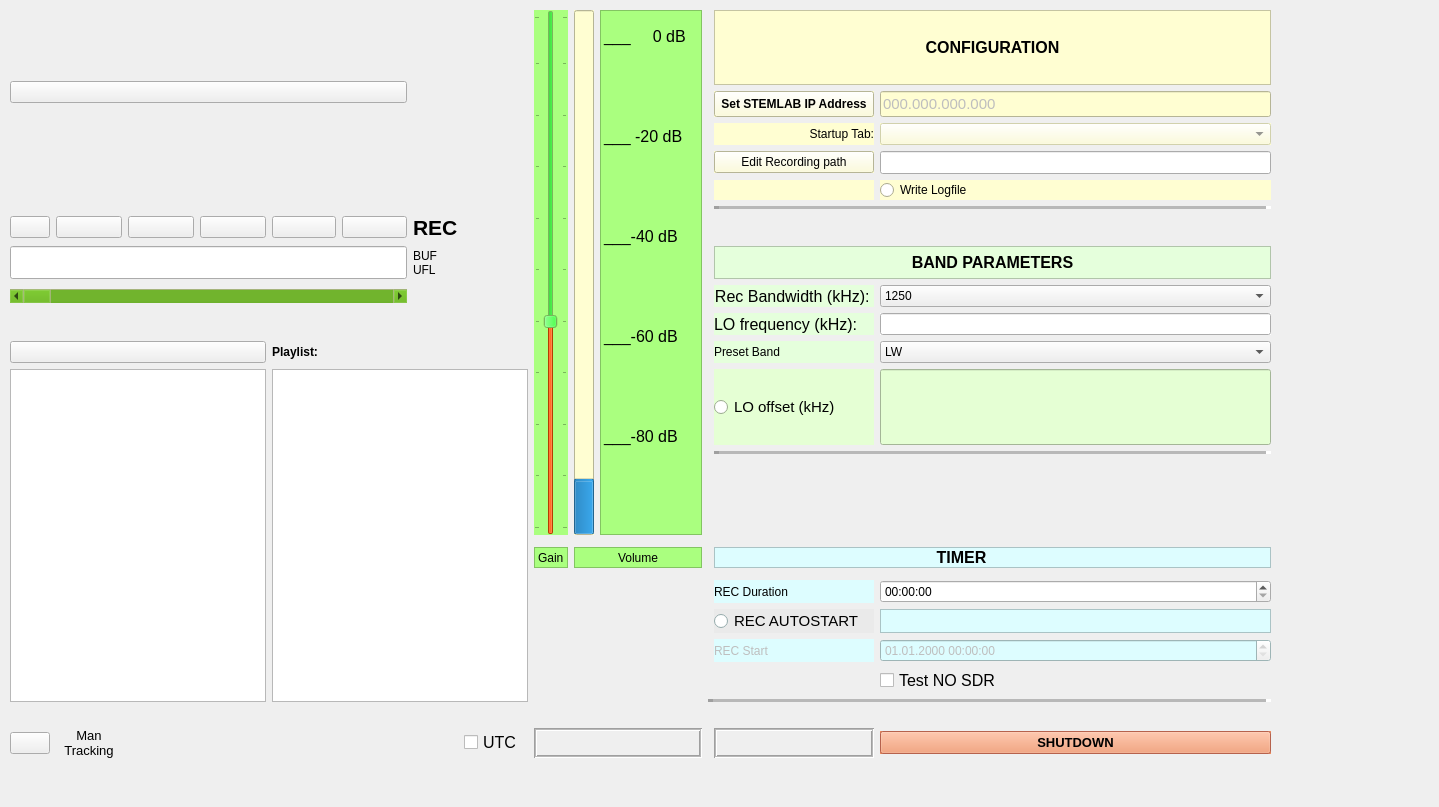
schaten/COHIWizard, file sources/player/ressources/player_widget.ui: the form before one commit.
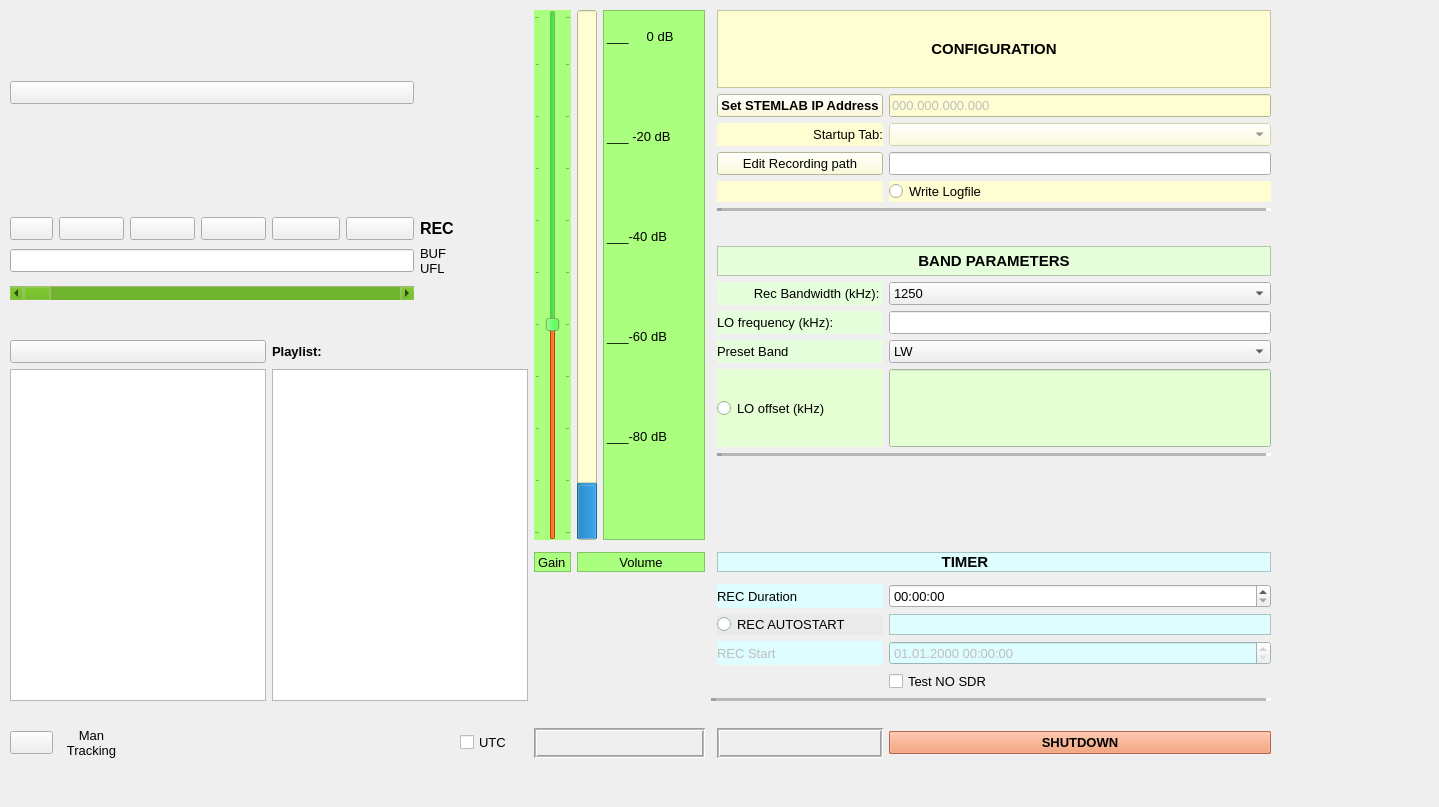
The form after the commit. Icons and pictures are not drawn.

Commit message: spectra view module transferred to new structure; Main UI reduced to player, new = COHIWizard_GUI_v10_reduced.ui

The edit to the form file:
```diff
--- a/sources/player/ressources/player_widget.ui
+++ b/sources/player/ressources/player_widget.ui
@@ -22,6 +22,11 @@
      <height>748</height>
     </rect>
    </property>
+   <property name="font">
+    <font>
+     <pointsize>10</pointsize>
+    </font>
+   </property>
    <layout class="QGridLayout" name="gridLayout_11">
     <item row="18" column="13">
      <widget class="QFrame" name="frame_17">
@@ -116,6 +121,11 @@
         </disabled>
        </palette>
       </property>
+      <property name="font">
+       <font>
+        <pointsize>10</pointsize>
+       </font>
+      </property>
       <property name="autoFillBackground">
        <bool>true</bool>
       </property>
@@ -303,7 +313,7 @@
       </property>
       <property name="font">
        <font>
-        <pointsize>12</pointsize>
+        <pointsize>11</pointsize>
         <weight>75</weight>
         <bold>true</bold>
        </font>
@@ -399,7 +409,7 @@
       </property>
       <property name="font">
        <font>
-        <pointsize>12</pointsize>
+        <pointsize>10</pointsize>
        </font>
       </property>
       <property name="toolTip">
@@ -563,6 +573,11 @@
         </disabled>
        </palette>
       </property>
+      <property name="font">
+       <font>
+        <pointsize>10</pointsize>
+       </font>
+      </property>
       <property name="toolTip">
        <string>Duration of the planned recording</string>
       </property>
@@ -678,7 +693,7 @@
       </property>
       <property name="font">
        <font>
-        <pointsize>12</pointsize>
+        <pointsize>10</pointsize>
        </font>
       </property>
       <property name="toolTip">
@@ -764,6 +779,11 @@
         </disabled>
        </palette>
       </property>
+      <property name="font">
+       <font>
+        <pointsize>10</pointsize>
+       </font>
+      </property>
       <property name="toolTip">
        <string>Define starting time/date of autostarted recording</string>
       </property>
@@ -841,6 +861,11 @@
         </disabled>
        </palette>
       </property>
+      <property name="font">
+       <font>
+        <pointsize>10</pointsize>
+       </font>
+      </property>
       <property name="toolTip">
        <string>select bandwidth for a pre-set broadcasting band</string>
       </property>
@@ -856,7 +881,7 @@
      <widget class="QCheckBox" name="checkBox_TESTMODE">
       <property name="font">
        <font>
-        <pointsize>12</pointsize>
+        <pointsize>10</pointsize>
        </font>
       </property>
       <property name="toolTip">
@@ -872,6 +897,11 @@
       <property name="enabled">
        <bool>true</bool>
       </property>
+      <property name="font">
+       <font>
+        <pointsize>10</pointsize>
+       </font>
+      </property>
       <property name="toolTip">
        <string>Play </string>
       </property>
@@ -922,6 +952,11 @@
     </item>
     <item row="24" column="0" colspan="13">
      <widget class="QLabel" name="label_Filename_Player_2">
+      <property name="font">
+       <font>
+        <pointsize>10</pointsize>
+       </font>
+      </property>
       <property name="text">
        <string/>
       </property>
@@ -1158,6 +1193,11 @@
         </disabled>
        </palette>
       </property>
+      <property name="font">
+       <font>
+        <pointsize>10</pointsize>
+       </font>
+      </property>
       <property name="toolTip">
        <string>move slider to browse through the record and plot spectra </string>
       </property>
@@ -1179,7 +1219,7 @@
      <widget class="QLabel" name="label_showtime">
       <property name="font">
        <font>
-        <pointsize>12</pointsize>
+        <pointsize>10</pointsize>
        </font>
       </property>
       <property name="autoFillBackground">
@@ -1210,6 +1250,11 @@
         <verstretch>0</verstretch>
        </sizepolicy>
       </property>
+      <property name="font">
+       <font>
+        <pointsize>10</pointsize>
+       </font>
+      </property>
       <property name="toolTip">
        <string>&lt;html&gt;&lt;head/&gt;&lt;body&gt;&lt;p&gt;Manual tracking = advance 1 bit for correcting sudden jumps in the file read position,&lt;/p&gt;&lt;p&gt;i.e. when position deviates from integer multiple of 4 (8). It may be necessary to repeat a few times for finding the right tracking.&lt;/p&gt;&lt;/body&gt;&lt;/html&gt;</string>
       </property>
@@ -1242,6 +1287,11 @@
     </item>
     <item row="21" column="11" colspan="3">
      <widget class="Line" name="line_4">
+      <property name="font">
+       <font>
+        <pointsize>10</pointsize>
+       </font>
+      </property>
       <property name="lineWidth">
        <number>5</number>
       </property>
@@ -1258,6 +1308,11 @@
       <property name="enabled">
        <bool>true</bool>
       </property>
+      <property name="font">
+       <font>
+        <pointsize>10</pointsize>
+       </font>
+      </property>
       <property name="toolTip">
        <string>auto repeat</string>
       </property>
@@ -1292,6 +1347,11 @@
     </item>
     <item row="7" column="6">
      <widget class="QLabel" name="label_32">
+      <property name="font">
+       <font>
+        <pointsize>10</pointsize>
+       </font>
+      </property>
       <property name="text">
        <string>BUF
 UFL</string>
@@ -1308,7 +1368,7 @@
       </property>
       <property name="font">
        <font>
-        <pointsize>16</pointsize>
+        <pointsize>10</pointsize>
        </font>
       </property>
       <property name="toolTip">
@@ -1498,6 +1558,11 @@
       <property name="enabled">
        <bool>true</bool>
       </property>
+      <property name="font">
+       <font>
+        <pointsize>10</pointsize>
+       </font>
+      </property>
       <property name="toolTip">
        <string>Record (only v2.0 and higher)</string>
       </property>
@@ -1534,7 +1599,7 @@
      <widget class="QLabel" name="label_showdate">
       <property name="font">
        <font>
-        <pointsize>12</pointsize>
+        <pointsize>10</pointsize>
        </font>
       </property>
       <property name="autoFillBackground">
@@ -1556,6 +1621,11 @@
     </item>
     <item row="20" column="8">
      <widget class="QLabel" name="label_47">
+      <property name="font">
+       <font>
+        <pointsize>10</pointsize>
+       </font>
+      </property>
       <property name="text">
        <string/>
       </property>
@@ -1566,6 +1636,11 @@
       <property name="enabled">
        <bool>true</bool>
       </property>
+      <property name="font">
+       <font>
+        <pointsize>10</pointsize>
+       </font>
+      </property>
       <property name="toolTip">
        <string>Stop</string>
       </property>
@@ -1600,6 +1675,11 @@
       <property name="enabled">
        <bool>true</bool>
       </property>
+      <property name="font">
+       <font>
+        <pointsize>10</pointsize>
+       </font>
+      </property>
       <property name="toolTip">
        <string>fast forward</string>
       </property>
@@ -1639,7 +1719,7 @@
      <widget class="QCheckBox" name="checkBox_UTC">
       <property name="font">
        <font>
-        <pointsize>12</pointsize>
+        <pointsize>10</pointsize>
        </font>
       </property>
       <property name="toolTip">
@@ -1652,6 +1732,11 @@
     </item>
     <item row="10" column="0" colspan="4">
      <widget class="QPushButton" name="pushButton_act_playlist">
+      <property name="font">
+       <font>
+        <pointsize>10</pointsize>
+       </font>
+      </property>
       <property name="toolTip">
        <string>toggles betweensingle file and playlist, activates playlist tool</string>
       </property>
@@ -1944,7 +2029,7 @@
       </property>
       <property name="font">
        <font>
-        <pointsize>16</pointsize>
+        <pointsize>12</pointsize>
         <weight>75</weight>
         <bold>true</bold>
        </font>
@@ -1959,6 +2044,11 @@
       <property name="enabled">
        <bool>true</bool>
       </property>
+      <property name="font">
+       <font>
+        <pointsize>10</pointsize>
+       </font>
+      </property>
       <property name="toolTip">
        <string>rewind</string>
       </property>
@@ -1994,6 +2084,7 @@
      <widget class="QLabel" name="label_Playlist">
       <property name="font">
        <font>
+        <pointsize>10</pointsize>
         <weight>75</weight>
         <bold>true</bold>
        </font>
@@ -2401,7 +2492,7 @@
       </property>
       <property name="font">
        <font>
-        <pointsize>9</pointsize>
+        <pointsize>10</pointsize>
         <weight>75</weight>
         <bold>true</bold>
         <kerning>true</kerning>
@@ -2523,6 +2614,11 @@
         </disabled>
        </palette>
       </property>
+      <property name="font">
+       <font>
+        <pointsize>10</pointsize>
+       </font>
+      </property>
       <property name="toolTip">
        <string>Select Tab with which the COHIWizard should start up next time</string>
       </property>
@@ -2903,6 +2999,11 @@
         </disabled>
        </palette>
       </property>
+      <property name="font">
+       <font>
+        <pointsize>10</pointsize>
+       </font>
+      </property>
       <property name="toolTip">
        <string>chose preferred tab which should be shown on next startup</string>
       </property>
@@ -2925,6 +3026,11 @@
       <property name="enabled">
        <bool>true</bool>
       </property>
+      <property name="font">
+       <font>
+        <pointsize>10</pointsize>
+       </font>
+      </property>
       <property name="toolTip">
        <string>&lt;html&gt;&lt;head/&gt;&lt;body&gt;&lt;p&gt;pick AM broadcasting band&lt;/p&gt;&lt;/body&gt;&lt;/html&gt;</string>
       </property>
@@ -3075,7 +3181,7 @@
       </property>
       <property name="font">
        <font>
-        <pointsize>12</pointsize>
+        <pointsize>11</pointsize>
         <weight>75</weight>
         <bold>true</bold>
        </font>
@@ -3228,7 +3334,7 @@
       </property>
       <property name="font">
        <font>
-        <pointsize>11</pointsize>
+        <pointsize>10</pointsize>
         <weight>50</weight>
         <bold>false</bold>
        </font>
@@ -3243,6 +3349,11 @@
     </item>
     <item row="9" column="13">
      <widget class="QLineEdit" name="lineEdit_playrec_LO_2">
+      <property name="font">
+       <font>
+        <pointsize>10</pointsize>
+       </font>
+      </property>
       <property name="toolTip">
        <string>enter LO frequency here (kHz)</string>
       </property>
@@ -3374,6 +3485,11 @@
       <property name="enabled">
        <bool>true</bool>
       </property>
+      <property name="font">
+       <font>
+        <pointsize>10</pointsize>
+       </font>
+      </property>
       <property name="toolTip">
        <string>select bandwidth</string>
       </property>
@@ -3768,6 +3884,11 @@
         </disabled>
        </palette>
       </property>
+      <property name="font">
+       <font>
+        <pointsize>10</pointsize>
+       </font>
+      </property>
       <property name="autoFillBackground">
        <bool>true</bool>
       </property>
@@ -4075,6 +4196,7 @@
       </property>
       <property name="font">
        <font>
+        <pointsize>10</pointsize>
         <weight>50</weight>
         <italic>false</italic>
         <bold>false</bold>
@@ -4179,6 +4301,11 @@
         </disabled>
        </palette>
       </property>
+      <property name="font">
+       <font>
+        <pointsize>10</pointsize>
+       </font>
+      </property>
       <property name="autoFillBackground">
        <bool>true</bool>
       </property>
@@ -4345,7 +4472,7 @@
       </property>
       <property name="font">
        <font>
-        <pointsize>11</pointsize>
+        <pointsize>10</pointsize>
        </font>
       </property>
       <property name="toolTip">
@@ -4547,7 +4674,7 @@
       </property>
       <property name="font">
        <font>
-        <pointsize>12</pointsize>
+        <pointsize>10</pointsize>
        </font>
       </property>
       <property name="autoFillBackground">
@@ -4687,6 +4814,11 @@
     </item>
     <item row="17" column="13">
      <widget class="QTimeEdit" name="playrec_RECLENGTH_timeEdit">
+      <property name="font">
+       <font>
+        <pointsize>10</pointsize>
+       </font>
+      </property>
       <property name="toolTip">
        <string>enter duration here in HH:MM:SS</string>
       </property>
@@ -4824,6 +4956,11 @@
         </disabled>
        </palette>
       </property>
+      <property name="font">
+       <font>
+        <pointsize>10</pointsize>
+       </font>
+      </property>
       <property name="toolTip">
        <string>move slider for optimal signal level; volume indicator should be in the green area</string>
       </property>
@@ -4919,6 +5056,11 @@
         </disabled>
        </palette>
       </property>
+      <property name="font">
+       <font>
+        <pointsize>10</pointsize>
+       </font>
+      </property>
       <property name="toolTip">
        <string>enter starting date/time</string>
       </property>
@@ -5139,7 +5281,7 @@
       </property>
       <property name="font">
        <font>
-        <pointsize>11</pointsize>
+        <pointsize>10</pointsize>
        </font>
       </property>
       <property name="toolTip">
@@ -5411,6 +5553,11 @@
         </disabled>
        </palette>
       </property>
+      <property name="font">
+       <font>
+        <pointsize>10</pointsize>
+       </font>
+      </property>
       <property name="toolTip">
        <string>Set path for recorded files</string>
       </property>
@@ -5435,6 +5582,7 @@
      <widget class="Line" name="line_2">
       <property name="font">
        <font>
+        <pointsize>10</pointsize>
         <weight>50</weight>
         <bold>false</bold>
        </font>
@@ -5597,6 +5745,11 @@
         </disabled>
        </palette>
       </property>
+      <property name="font">
+       <font>
+        <pointsize>10</pointsize>
+       </font>
+      </property>
       <property name="toolTip">
        <string>Write debug and info messages during runtime to logfile (for advanced error analysis)</string>
       </property>
@@ -5616,6 +5769,11 @@
         <verstretch>0</verstretch>
        </sizepolicy>
       </property>
+      <property name="font">
+       <font>
+        <pointsize>10</pointsize>
+       </font>
+      </property>
       <property name="toolTip">
        <string>&lt;html&gt;&lt;head/&gt;&lt;body&gt;&lt;p&gt;selection list window. drag items to playlist&lt;/p&gt;&lt;/body&gt;&lt;/html&gt;</string>
       </property>
@@ -5764,7 +5922,7 @@
       </property>
       <property name="font">
        <font>
-        <pointsize>12</pointsize>
+        <pointsize>10</pointsize>
        </font>
       </property>
       <property name="toolTip">
@@ -5789,6 +5947,11 @@
         <verstretch>0</verstretch>
        </sizepolicy>
       </property>
+      <property name="font">
+       <font>
+        <pointsize>10</pointsize>
+       </font>
+      </property>
       <property name="toolTip">
        <string>&lt;html&gt;&lt;head/&gt;&lt;body&gt;&lt;p&gt;playlist window. drag items from selection list&lt;/p&gt;&lt;/body&gt;&lt;/html&gt;</string>
       </property>
@@ -5808,6 +5971,11 @@
     </item>
     <item row="12" column="12" colspan="2">
      <widget class="Line" name="line_5">
+      <property name="font">
+       <font>
+        <pointsize>10</pointsize>
+       </font>
+      </property>
       <property name="lineWidth">
        <number>5</number>
       </property>
@@ -5821,6 +5989,11 @@
     </item>
     <item row="0" column="0" rowspan="4" colspan="6">
      <widget class="QPushButton" name="pushButton">
+      <property name="font">
+       <font>
+        <pointsize>10</pointsize>
+       </font>
+      </property>
       <property name="text">
        <string/>
       </property>
@@ -5975,7 +6148,7 @@
       </property>
       <property name="font">
        <font>
-        <pointsize>12</pointsize>
+        <pointsize>11</pointsize>
         <weight>75</weight>
         <bold>true</bold>
        </font>
```
The commit also changes 18 other files.
